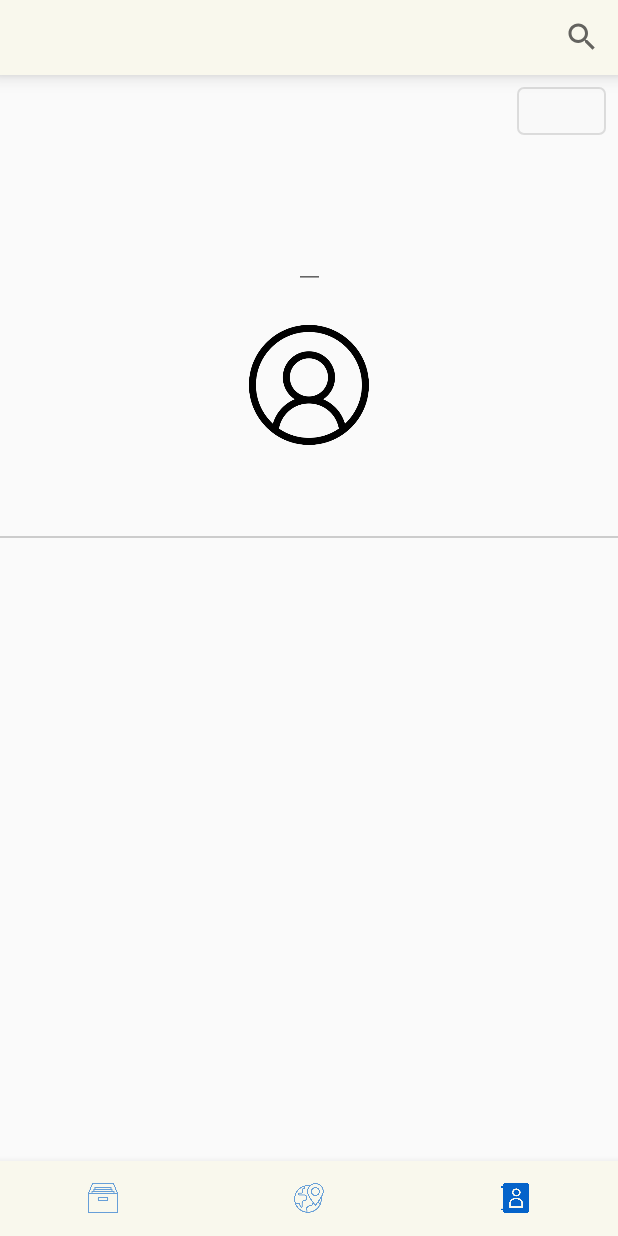
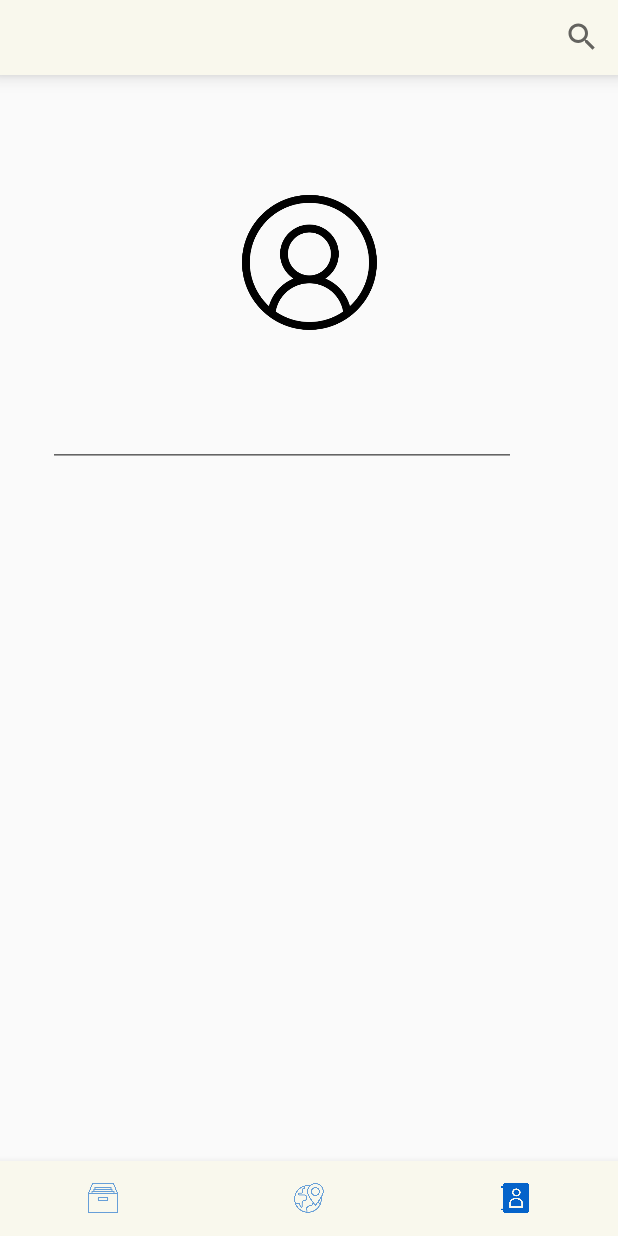
Before and after one commit to yining24/Note-Moment, an Android app: the screen it shows after launch (MainActivity), item 3 of the bottom bar chosen, on a phone screen of 412 x 824 dp. Run offline under Robolectric (Android 15) with nearby library versions, the phone set to English and light mode, and no system bars; our stand-ins replace Firebase (no records; nobody signed in at launch, a user with empty details on screens opened directly), data binding, navigation-ui; libraries missing offline, so code that uses them is left out: com.firebase.ui; Roboto replaces fonts that are not available here; 7 statements that could not run were skipped.

Commit message:
profile ui

```diff
--- a/app/src/main/AndroidManifest.xml
+++ b/app/src/main/AndroidManifest.xml
@@ -78,7 +78,9 @@
             android:grantUriPermissions="true">
             <meta-data
                 android:name="android.support.FILE_PROVIDER_PATHS"
-                android:resource="@xml/file_provider_paths"></meta-data>
+                android:resource="@xml/file_provider_paths">
+
+            </meta-data>
         </provider>
 
 
--- a/app/src/main/java/com/angela/notemoment/profile/ProfileViewModel.kt
+++ b/app/src/main/java/com/angela/notemoment/profile/ProfileViewModel.kt
@@ -12,6 +12,7 @@ import com.angela.notemoment.R
 import com.angela.notemoment.data.Result
 import com.angela.notemoment.data.User
 import com.angela.notemoment.data.source.NoteRepository
+import com.angela.notemoment.util.Util
 import com.google.firebase.auth.FirebaseAuth
 import kotlinx.coroutines.CoroutineScope
 import kotlinx.coroutines.Dispatchers
@@ -19,11 +20,11 @@ import kotlinx.coroutines.Job
 import kotlinx.coroutines.launch
 
 
-class ProfileViewModel (private val repository: NoteRepository) : ViewModel() {
+class ProfileViewModel(private val repository: NoteRepository) : ViewModel() {
 
     private var _user = MutableLiveData<User>()
 
-    val user : LiveData<User>
+    val user: LiveData<User>
         get() = _user
 
     var userPhoto = MutableLiveData<Uri>()
@@ -45,10 +46,8 @@ class ProfileViewModel (private val repository: NoteRepository) : ViewModel() {
         get() = _error
 
 
-
     private var viewModelJob = Job()
 
-    // the Coroutine runs using the Main (UI) dispatcher
     private val coroutineScope = CoroutineScope(viewModelJob + Dispatchers.Main)
 
 
@@ -68,28 +67,40 @@ class ProfileViewModel (private val repository: NoteRepository) : ViewModel() {
     }
 
 
-    fun getUser(id:String) {
+    fun getUser(id: String) {
         _user = repository.getUser(id) as MutableLiveData<User>
 
     }
 
-    fun updateUserResult(user: User) {
+    private fun updateUserResult(user: User) {
 
         coroutineScope.launch {
 
             _status.value = LoadApiStatus.LOADING
-                Toast.makeText(NoteApplication.instance, "Uploading", Toast.LENGTH_SHORT).show()
+            Toast.makeText(
+                NoteApplication.instance,
+                Util.getString(R.string.uploading),
+                Toast.LENGTH_SHORT
+            ).show()
 
             when (val result = repository.updateUser(user)) {
                 is Result.Success -> {
                     _error.value = null
                     _status.value = LoadApiStatus.DONE
-                        Toast.makeText(NoteApplication.instance, "Success", Toast.LENGTH_SHORT).show()
+                    Toast.makeText(
+                        NoteApplication.instance,
+                        Util.getString(R.string.edit_success),
+                        Toast.LENGTH_SHORT
+                    ).show()
                 }
                 is Result.Fail -> {
                     _error.value = result.error
                     _status.value = LoadApiStatus.ERROR
-                        Toast.makeText(NoteApplication.instance, "Fail", Toast.LENGTH_SHORT).show()
+                    Toast.makeText(
+                        NoteApplication.instance,
+                        Util.getString(R.string.fail),
+                        Toast.LENGTH_SHORT
+                    ).show()
                 }
                 is Result.Error -> {
                     _error.value = result.exception.toString()
@@ -105,10 +116,8 @@ class ProfileViewModel (private val repository: NoteRepository) : ViewModel() {
     }
 
 
-
-
     fun editProfile() {
-        if (isEditable.value == false){
+        if (isEditable.value == false) {
             isEditable.value = true
         } else {
             isEditable.value = false
--- a/app/src/main/java/com/angela/notemoment/util/MyRequestCode.kt
+++ b/app/src/main/java/com/angela/notemoment/util/MyRequestCode.kt
@@ -4,7 +4,5 @@ package com.angela.notemoment.util
 enum class MyRequestCode (val value: Int) {
     LAUNCH_GALLERY(12),
     LAUNCH_CAMERA(10),
-    PICK_IMAGE_REQUEST(111),
-    TAKE_PHOTO_REQUEST(333),
     RC_SIGN_IN(123)
 }
--- a/app/src/main/res/layout/fragment_profile.xml
+++ b/app/src/main/res/layout/fragment_profile.xml
@@ -7,6 +7,7 @@
         <variable
             name="viewModel"
             type="com.angela.notemoment.profile.ProfileViewModel" />
+        <import type="com.angela.notemoment.LoadApiStatus"/>
 
     </data>
 
@@ -26,31 +27,28 @@
 
             <ImageView
                 android:id="@+id/image_profile_avatar"
-                android:layout_width="80dp"
-                android:layout_height="80dp"
-                android:layout_marginTop="24dp"
+                android:layout_width="90dp"
+                android:layout_height="90dp"
+                android:layout_marginTop="80dp"
                 android:background="@drawable/icon_user"
-                android:scaleType="centerCrop"
                 app:imageUrlUser="@{viewModel.userPhoto}"
                 app:layout_constraintDimensionRatio="1:1"
                 app:layout_constraintEnd_toEndOf="parent"
                 app:layout_constraintStart_toStartOf="parent"
-                app:layout_constraintTop_toBottomOf="@+id/text_profile_title" />
+                app:layout_constraintTop_toTopOf="parent" />
 
 
             <EditText
                 android:id="@+id/text_profile_name"
+                style="@style/textTitle15"
                 android:layout_width="wrap_content"
                 android:layout_height="wrap_content"
                 android:layout_marginTop="8dp"
                 android:background="@color/transparent"
-                android:fontFamily="@font/noto_sans"
                 android:imeOptions="actionDone"
-                android:letterSpacing="0.15"
                 android:singleLine="true"
                 android:text="@={viewModel.user.name}"
-                android:textColor="@color/black_3f3a3a"
-                android:textSize="18sp"
+                android:textSize="20sp"
                 app:layout_constraintEnd_toEndOf="@+id/image_profile_avatar"
                 app:layout_constraintStart_toStartOf="@+id/image_profile_avatar"
                 app:layout_constraintTop_toBottomOf="@+id/image_profile_avatar"
@@ -58,66 +56,55 @@
                 app:requestFocus="@{viewModel.isEditable()}"
                 tools:text="Angelaaa" />
 
-            <TextView
-                android:id="@+id/text_profile_email"
-                style="@style/textGeneral12"
-                android:layout_width="wrap_content"
-                android:layout_height="wrap_content"
-                android:fontFamily="@font/noto_sans"
-                android:maxLines="1"
-                android:text="@{viewModel.user.email}"
-                android:textColor="@color/black_3f3a3a"
-                app:layout_constraintEnd_toEndOf="@+id/text_profile_name"
-                app:layout_constraintStart_toStartOf="@+id/text_profile_name"
-                app:layout_constraintTop_toBottomOf="@+id/text_profile_name"
-                app:layout_constraintVertical_chainStyle="packed"
-                tools:text="aaa@hotmail.com" />
+<!--            <TextView-->
+<!--                android:id="@+id/text_profile_email"-->
+<!--                style="@style/textGeneral12"-->
+<!--                android:layout_width="wrap_content"-->
+<!--                android:layout_height="wrap_content"-->
+<!--                android:fontFamily="@font/noto_sans"-->
+<!--                android:maxLines="1"-->
+<!--                android:text="@{viewModel.user.email}"-->
+<!--                android:textColor="@color/black_3f3a3a"-->
+<!--                app:layout_constraintEnd_toEndOf="@+id/text_profile_name"-->
+<!--                app:layout_constraintStart_toStartOf="@+id/text_profile_name"-->
+<!--                app:layout_constraintTop_toBottomOf="@+id/text_profile_name"-->
+<!--                app:layout_constraintVertical_chainStyle="packed"-->
+<!--                tools:text="aaa@hotmail.com" />-->
 
             <EditText
                 android:id="@+id/text_profile_title"
-                android:layout_width="wrap_content"
+                style="@style/textTitle15"
+                android:layout_width="0dp"
                 android:layout_height="wrap_content"
-                android:layout_marginTop="100dp"
-                android:fontFamily="@font/noto_sans"
+                android:layout_marginStart="32dp"
+                android:layout_marginTop="16dp"
+                android:layout_marginEnd="16dp"
                 android:imeOptions="actionDone"
-                android:letterSpacing="0.15"
-                android:maxLines="2"
+                android:maxLength="20"
                 android:singleLine="true"
                 android:text="@={viewModel.user.title}"
-                android:textColor="@color/black_3f3a3a"
                 android:textSize="18sp"
-                app:layout_constraintEnd_toEndOf="parent"
+                app:layout_constraintEnd_toStartOf="@+id/button_profile_edit"
                 app:layout_constraintStart_toStartOf="parent"
-                app:layout_constraintTop_toTopOf="parent"
+                app:layout_constraintTop_toBottomOf="@+id/text_profile_name"
                 app:requestFocus="@{viewModel.isEditable()}"
                 tools:text="Moment note" />
 
             <Button
                 android:id="@+id/button_profile_edit"
-                android:layout_width="59dp"
-                android:layout_height="32dp"
-                android:layout_marginTop="8dp"
-                android:layout_marginEnd="8dp"
-                android:background="@drawable/bg_frame_with_radius"
-                android:clickable="true"
+                android:layout_width="20dp"
+                android:layout_height="20dp"
+                android:layout_marginEnd="32dp"
+                android:background="@{viewModel.isEditable() == true? @drawable/icon_send2 : @drawable/icon_edit}"
+                android:clickable="@{viewModel.status == LoadApiStatus.LOADING? false : true}"
                 android:onClick="@{() -> viewModel.editProfile()}"
                 android:text='@{viewModel.isEditable() == true? "DONE":"EDIT"}'
+                app:layout_constraintBottom_toBottomOf="@+id/text_profile_title"
                 app:layout_constraintEnd_toEndOf="parent"
-                app:layout_constraintTop_toTopOf="parent" />
-
-            <View
-                android:id="@+id/profile_view_separate"
-                android:layout_width="match_parent"
-                android:layout_height="1dp"
-                android:layout_marginTop="16dp"
-                android:background="@color/gray_cccccc"
-                app:layout_constraintEnd_toEndOf="parent"
-                app:layout_constraintStart_toStartOf="parent"
-                app:layout_constraintTop_toBottomOf="@+id/text_profile_email" />
+                app:layout_constraintTop_toTopOf="@+id/text_profile_title" />
 
 
         </androidx.constraintlayout.widget.ConstraintLayout>
-
 
 
 
```
Lines whose indentation alone changed are shown as unchanged.
